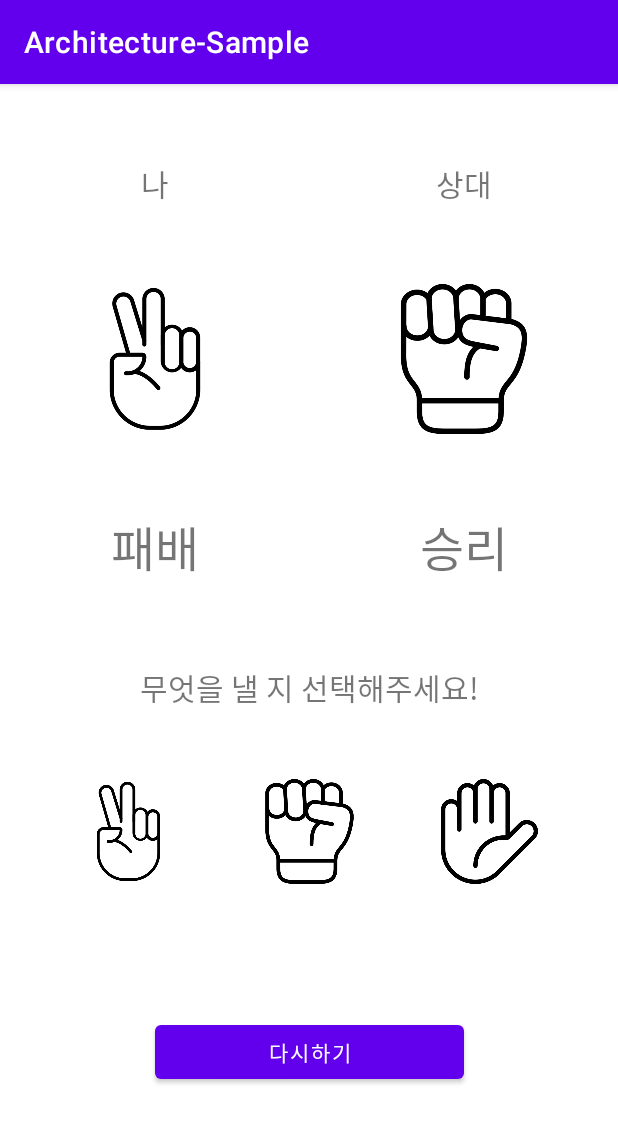
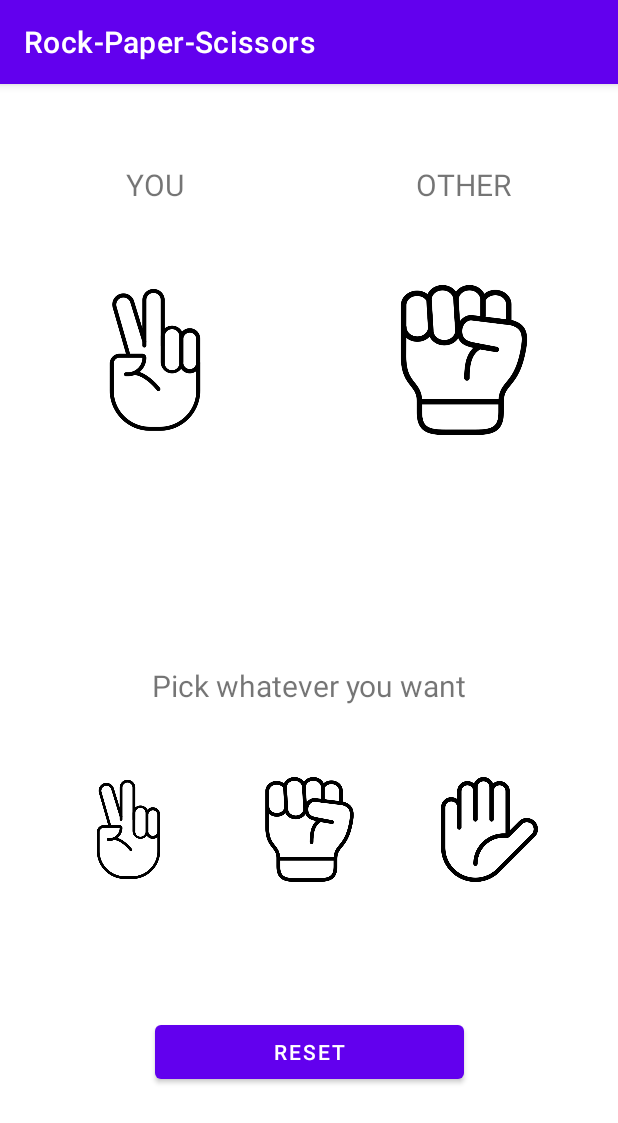
Before and after one commit to hansh0101-sample/Architecture-Sample, an Android app: the screen it shows after launch (MainActivity), after a tap on an icon or button, on a phone screen of 412 x 824 dp. Shown: the top 1123 px of the screen. Run offline under Robolectric (Android 15) with nearby library versions, the phone set to English and light mode, and no system bars; our stand-ins replace data binding; 6 statements that could not run were skipped.

Commit message:
[Rock Paper Scissors] strings.xml 추가

```diff
--- a/app/src/main/java/com/vimosoft/architecture_sample/model/GameResult.kt
+++ b/app/src/main/java/com/vimosoft/architecture_sample/model/GameResult.kt
@@ -1,5 +1,5 @@
 package com.vimosoft.architecture_sample.model
 
-enum class GameResult(val message: String) {
-    WIN("승리"), DRAW("무승부"), LOSE("패배")
+enum class GameResult {
+    WIN, DRAW, LOSE
 }
--- a/app/src/main/res/layout/activity_main.xml
+++ b/app/src/main/res/layout/activity_main.xml
@@ -30,7 +30,7 @@
                 android:id="@+id/text_me"
                 android:layout_width="wrap_content"
                 android:layout_height="wrap_content"
-                android:text="나"
+                android:text="@string/text_me"
                 android:textSize="20sp"
                 app:layout_constraintBottom_toTopOf="@id/image_my_pick"
                 app:layout_constraintEnd_toEndOf="parent"
@@ -52,13 +52,13 @@
                 android:id="@+id/text_my_result"
                 android:layout_width="wrap_content"
                 android:layout_height="wrap_content"
-                android:text='@{viewModel.player1.gameResult == null ? "" : viewModel.player1.gameResult.message}'
+                android:text='@{viewModel.player1.gameResult == null ? "" : viewModel.player1.gameResult.name()}'
                 android:textSize="32sp"
                 app:layout_constraintBottom_toBottomOf="parent"
                 app:layout_constraintEnd_toEndOf="parent"
                 app:layout_constraintStart_toStartOf="parent"
                 app:layout_constraintTop_toBottomOf="@id/image_my_pick"
-                tools:text="승리" />
+                tools:text="WIN" />
 
         </androidx.constraintlayout.widget.ConstraintLayout>
 
@@ -75,7 +75,7 @@
                 android:id="@+id/text_opponent"
                 android:layout_width="wrap_content"
                 android:layout_height="wrap_content"
-                android:text="상대"
+                android:text="@string/text_opponent"
                 android:textSize="20sp"
                 app:layout_constraintBottom_toTopOf="@id/image_opponent_pick"
                 app:layout_constraintEnd_toEndOf="parent"
@@ -97,13 +97,13 @@
                 android:id="@+id/text_opponent_result"
                 android:layout_width="wrap_content"
                 android:layout_height="wrap_content"
-                android:text='@{viewModel.player2.gameResult == null ? "" : viewModel.player2.gameResult.message}'
+                android:text='@{viewModel.player2.gameResult == null ? "" : viewModel.player2.gameResult.name()}'
                 android:textSize="32sp"
                 app:layout_constraintBottom_toBottomOf="parent"
                 app:layout_constraintEnd_toEndOf="parent"
                 app:layout_constraintStart_toStartOf="parent"
                 app:layout_constraintTop_toBottomOf="@id/image_opponent_pick"
-                tools:text="패배" />
+                tools:text="LOSE" />
 
         </androidx.constraintlayout.widget.ConstraintLayout>
 
@@ -126,7 +126,7 @@
                 android:id="@+id/text_choice"
                 android:layout_width="wrap_content"
                 android:layout_height="wrap_content"
-                android:text="무엇을 낼 지 선택해주세요!"
+                android:text="@string/text_choice"
                 android:textSize="20sp"
                 app:layout_constraintEnd_toEndOf="parent"
                 app:layout_constraintStart_toStartOf="parent"
@@ -168,7 +168,7 @@
             android:id="@+id/button_reset"
             android:layout_width="0dp"
             android:layout_height="wrap_content"
-            android:text="다시하기"
+            android:text="@string/reset"
             app:layout_constraintBottom_toBottomOf="parent"
             app:layout_constraintEnd_toEndOf="parent"
             app:layout_constraintStart_toStartOf="parent"
--- a/app/src/main/res/values/strings.xml
+++ b/app/src/main/res/values/strings.xml
@@ -1,3 +1,10 @@
 <resources>
-    <string name="app_name">Architecture-Sample</string>
+    <string name="app_name">Rock-Paper-Scissors</string>
+    <string name="text_me">YOU</string>
+    <string name="text_opponent">OTHER</string>
+    <string name="win">WIN</string>
+    <string name="draw">DRAW</string>
+    <string name="lose">LOSE</string>
+    <string name="text_choice">Pick whatever you want</string>
+    <string name="reset">RESET</string>
 </resources>
```
